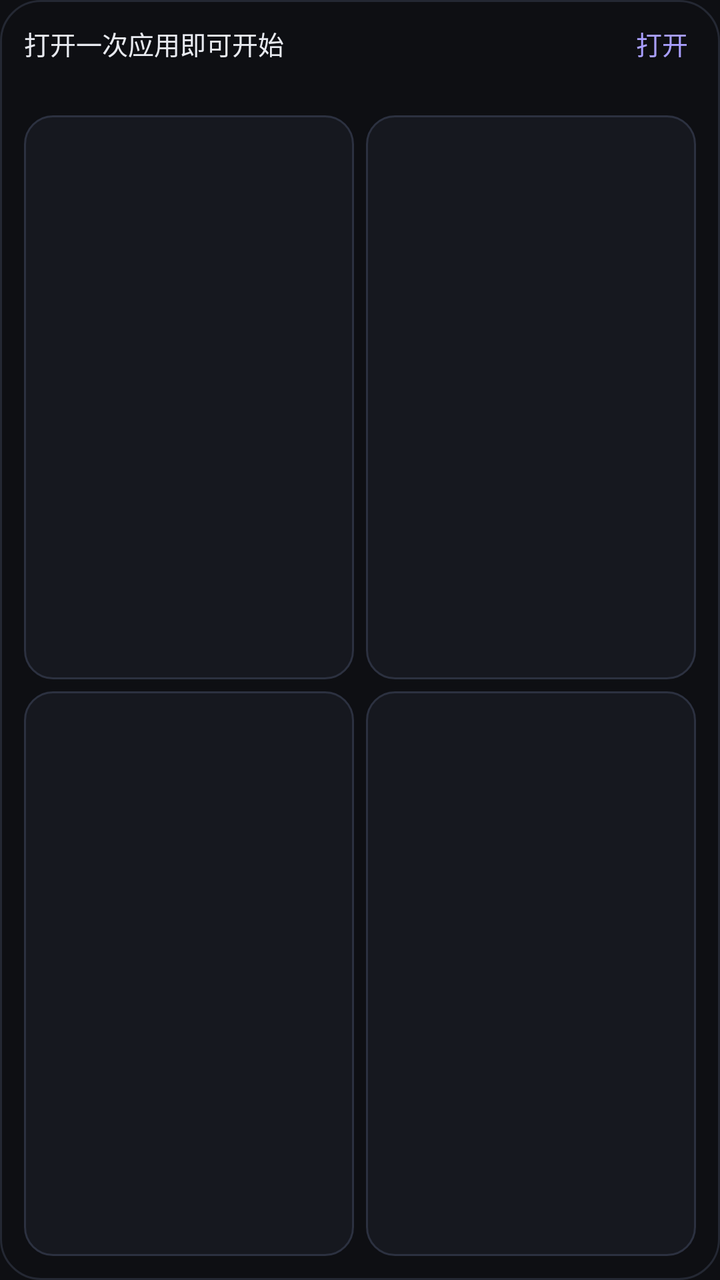
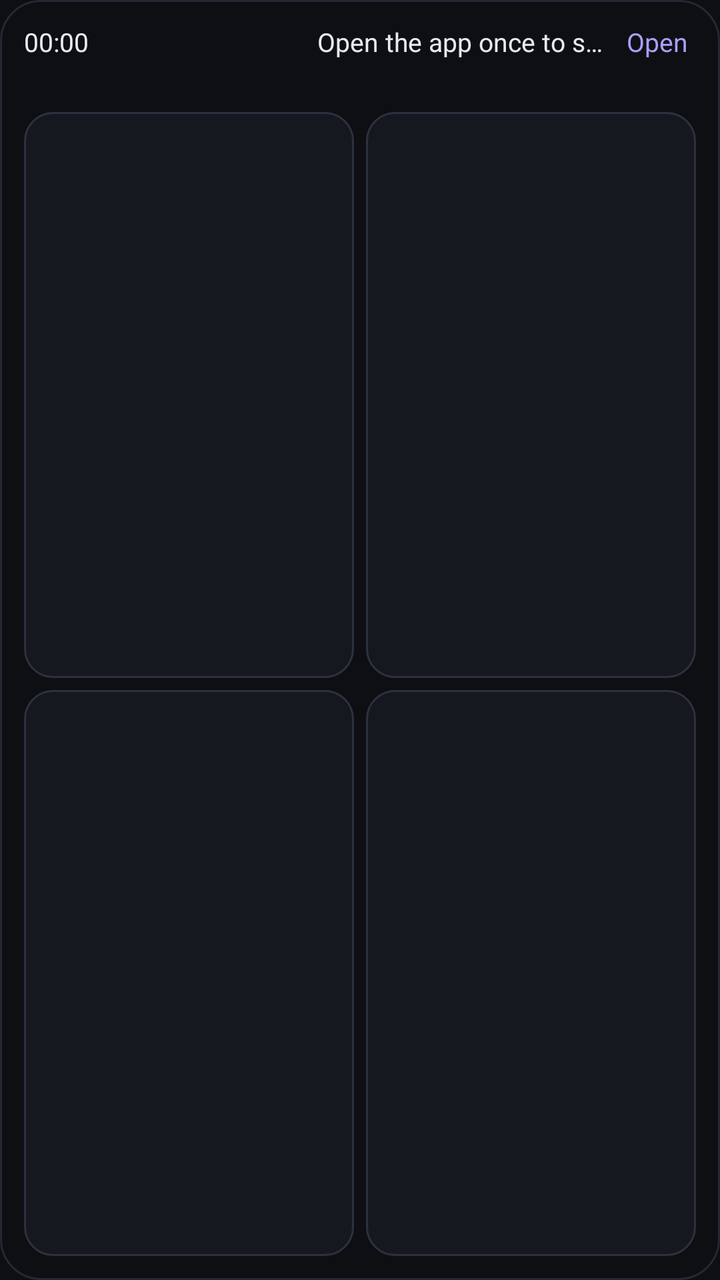

Before-and-after screenshots of an Android layout around one commit, followed by the original layout XML and the change that was made.
<!-- AndroidManifest.xml: application theme Theme.TimeLogger -->
<!-- res/layout/widget.xml -->
<?xml version="1.0" encoding="utf-8"?>
<LinearLayout xmlns:android="http://schemas.android.com/apk/res/android"
    android:layout_width="match_parent"
    android:layout_height="match_parent"
    android:orientation="vertical"
    android:background="@drawable/widget_bg"
    android:padding="12dp">

    <LinearLayout
        android:layout_width="match_parent"
        android:layout_height="wrap_content"
        android:orientation="horizontal"
        android:baselineAligned="false">

        <TextView
            android:id="@+id/w_status"
            android:layout_width="0dp"
            android:layout_height="wrap_content"
            android:layout_weight="1"
            android:textColor="@color/text_dark"
            android:textSize="13sp"
            android:maxLines="1"
            android:ellipsize="end"
            android:text="@string/status_no_mirror" />

        <TextView
            android:id="@+id/w_open"
            android:layout_width="wrap_content"
            android:layout_height="wrap_content"
            android:paddingStart="8dp"
            android:paddingEnd="4dp"
            android:textColor="@color/accent_soft"
            android:textSize="13sp"
            android:text="@string/notif_open" />
    </LinearLayout>

    <TextView
        android:id="@+id/w_last"
        android:layout_width="match_parent"
        android:layout_height="wrap_content"
        android:layout_marginTop="2dp"
        android:layout_marginBottom="8dp"
        android:textColor="#8b90a0"
        android:textSize="12sp"
        android:maxLines="1"
        android:ellipsize="end" />

    <LinearLayout
        android:layout_width="match_parent"
        android:layout_height="0dp"
        android:layout_weight="1"
        android:orientation="horizontal"
        android:baselineAligned="false">

        <TextView android:id="@+id/w_tag0" style="@style/WidgetChip" />
        <TextView android:id="@+id/w_tag1" style="@style/WidgetChip" android:layout_marginStart="6dp" />
    </LinearLayout>

    <LinearLayout
        android:id="@+id/w_row2"
        android:layout_width="match_parent"
        android:layout_height="0dp"
        android:layout_weight="1"
        android:layout_marginTop="6dp"
        android:orientation="horizontal"
        android:baselineAligned="false">

        <TextView android:id="@+id/w_tag2" style="@style/WidgetChip" />
        <TextView android:id="@+id/w_tag3" style="@style/WidgetChip" android:layout_marginStart="6dp" />
    </LinearLayout>
</LinearLayout>
<!-- resources referenced by this layout -->
<resources>
  <color name="accent_soft">#a99fff</color>
  <color name="text_dark">#e8eaf0</color>
  <!-- drawable widget_bg (drawable) -->
  <?xml version="1.0" encoding="utf-8"?>
  <shape xmlns:android="http://schemas.android.com/apk/res/android" android:shape="rectangle">
      <solid android:color="@color/bg_dark" />
      <corners android:radius="20dp" />
      <stroke android:width="1dp" android:color="#242833" />
  </shape>
  <string name="notif_open">打开</string>
  <string name="status_no_mirror">打开一次应用即可开始</string>
  <style name="WidgetChip">
          <item name="android:layout_width">0dp</item>
          <item name="android:layout_height">match_parent</item>
          <item name="android:layout_weight">1</item>
          <item name="android:background">@drawable/chip_bg</item>
          <item name="android:gravity">center</item>
          <item name="android:textColor">@color/text_dark</item>
          <item name="android:textSize">14sp</item>
          <item name="android:maxLines">1</item>
          <item name="android:ellipsize">end</item>
          <item name="android:paddingStart">6dp</item>
          <item name="android:paddingEnd">6dp</item>
      </style>
  <style name="Theme.TimeLogger" parent="@android:style/Theme.Material.NoActionBar">
          <item name="android:windowBackground">@color/bg_dark</item>
          <item name="android:statusBarColor">@android:color/transparent</item>
          <item name="android:navigationBarColor">@android:color/transparent</item>
          <item name="android:windowLightStatusBar">false</item>
      </style>
  <color name="bg_dark">#0e0f13</color>
  <!-- drawable chip_bg (drawable) -->
  <?xml version="1.0" encoding="utf-8"?>
  <shape xmlns:android="http://schemas.android.com/apk/res/android" android:shape="rectangle">
      <solid android:color="@color/card_dark" />
      <corners android:radius="14dp" />
      <stroke android:width="1dp" android:color="#2c3140" />
  </shape>
  <color name="card_dark">#16181f</color>
</resources>

<!-- the commit's change to res/layout/widget.xml (unified diff, before → after) -->
@@ -11,6 +11,17 @@
         android:layout_height="wrap_content"
         android:orientation="horizontal"
         android:baselineAligned="false">
+
+        
+        <Chronometer
+            android:id="@+id/w_chrono"
+            android:layout_width="0dp"
+            android:layout_height="wrap_content"
+            android:layout_weight="1"
+            android:textColor="@color/text_dark"
+            android:textSize="13sp"
+            android:maxLines="1"
+            android:ellipsize="end" />
 
         <TextView
             android:id="@+id/w_status"
<!-- resource entries referenced after the edit -->
@@ -9,8 +9,8 @@
       <corners android:radius="20dp" />
       <stroke android:width="1dp" android:color="#242833" />
   </shape>
-  <string name="notif_open">打开</string>
-  <string name="status_no_mirror">打开一次应用即可开始</string>
+  <string name="notif_open">Open</string>
+  <string name="status_no_mirror">Open the app once to start</string>
   <style name="WidgetChip">
           <item name="android:layout_width">0dp</item>
           <item name="android:layout_height">match_parent</item>
